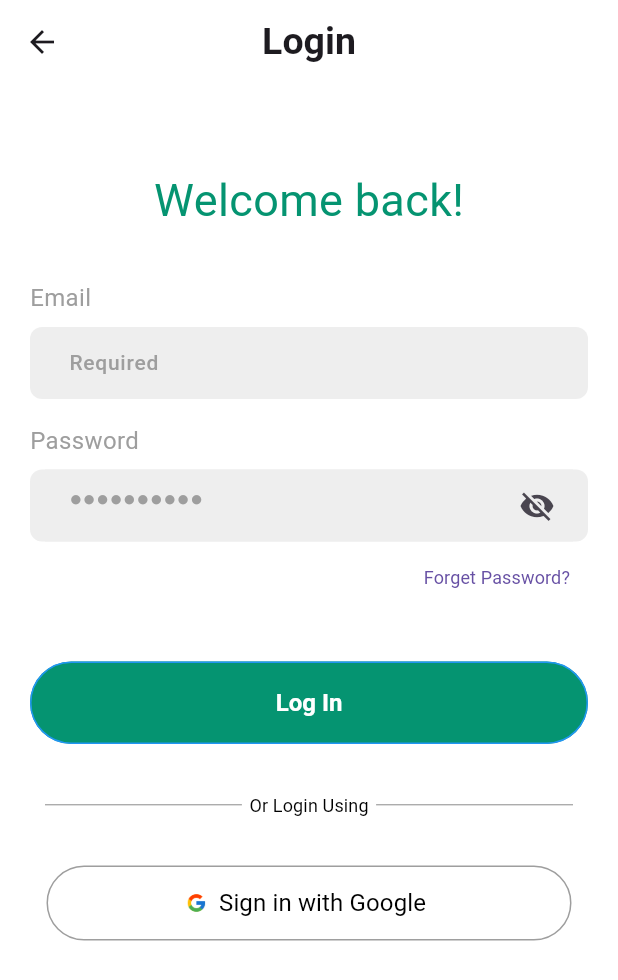
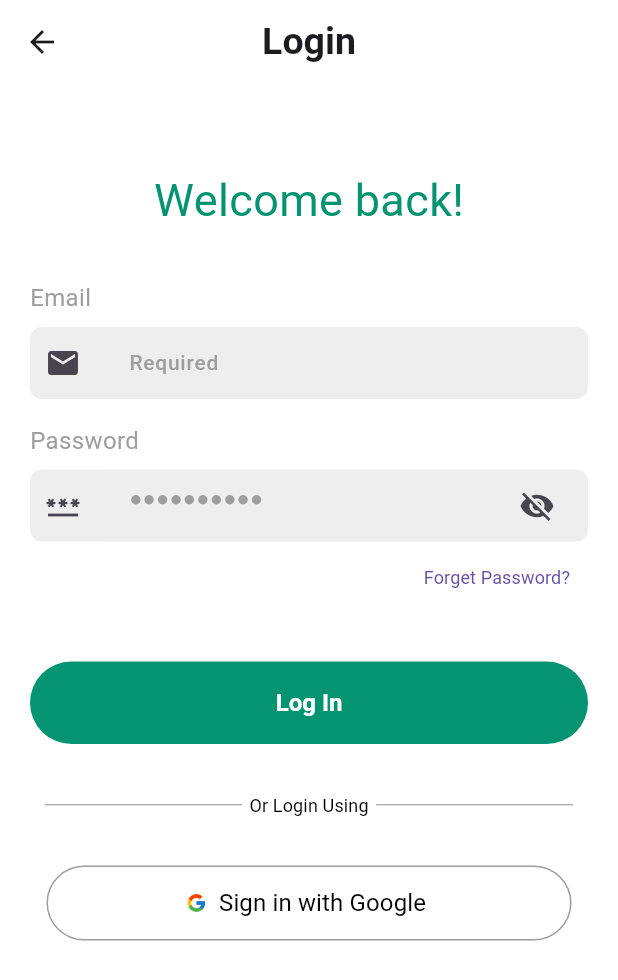
Before and after one commit to BargainBitesOfficial/BargainBites, a Flutter app: the screen it shows after launch, on a phone screen of 412 x 824 dp. Shown: the top 980 px of the screen. Run offline on Flutter 3.47's test engine with Material 3 defaults, Android fonts, the phone set to English and light mode, and no system bars; our stand-ins replace firebase_auth, firebase_core, get, get_storage; accounts and stored records are empty; Roboto replaces fonts that are missing (Poppins).

Commit message:
User Login

```diff
--- a/lib/features/authentication/screens/user/home_page.dart
+++ b/lib/features/authentication/screens/user/home_page.dart
@@ -1,5 +1,7 @@
 import 'package:firebase_auth/firebase_auth.dart';
 import 'package:flutter/material.dart';
+
+import '../../../../utils/constants/colors.dart';
 
 class HomePage extends StatelessWidget {
   HomePage({super.key});
@@ -15,6 +17,7 @@ class HomePage extends StatelessWidget {
   Widget build(BuildContext context) {
     return Scaffold(
       appBar: AppBar(
+        backgroundColor: TColors.buttonPrimary,
         actions: [IconButton(onPressed: signUserOut, icon: const Icon(Icons.logout))],
       ),
       body: Center(
--- a/lib/features/authentication/screens/user/login.dart
+++ b/lib/features/authentication/screens/user/login.dart
@@ -76,6 +76,7 @@ class Login extends StatelessWidget {
                         child: TextField(
                           controller: emailController,
                           decoration: InputDecoration(
+                            icon: const Icon(Icons.email),
                             hintText: "Required",
                             hintStyle: const TextStyle(color: Colors.grey),
                             border: InputBorder.none,
@@ -101,6 +102,7 @@ class Login extends StatelessWidget {
                           controller: passwordController,
                           obscureText: _obscureText,
                           decoration: InputDecoration(
+                            icon: const Icon(Icons.password),
                             hintText: "●●●●●●●●●●",
                             hintStyle: const TextStyle(color: Colors.grey),
                             border: InputBorder.none,
@@ -146,6 +148,7 @@ class Login extends StatelessWidget {
                             shape: RoundedRectangleBorder(
                               borderRadius: BorderRadius.circular(30.0),
                             ),
+                            side: BorderSide.none
                           ),
                           child: const Text(TTexts.login),
                         ),
```
